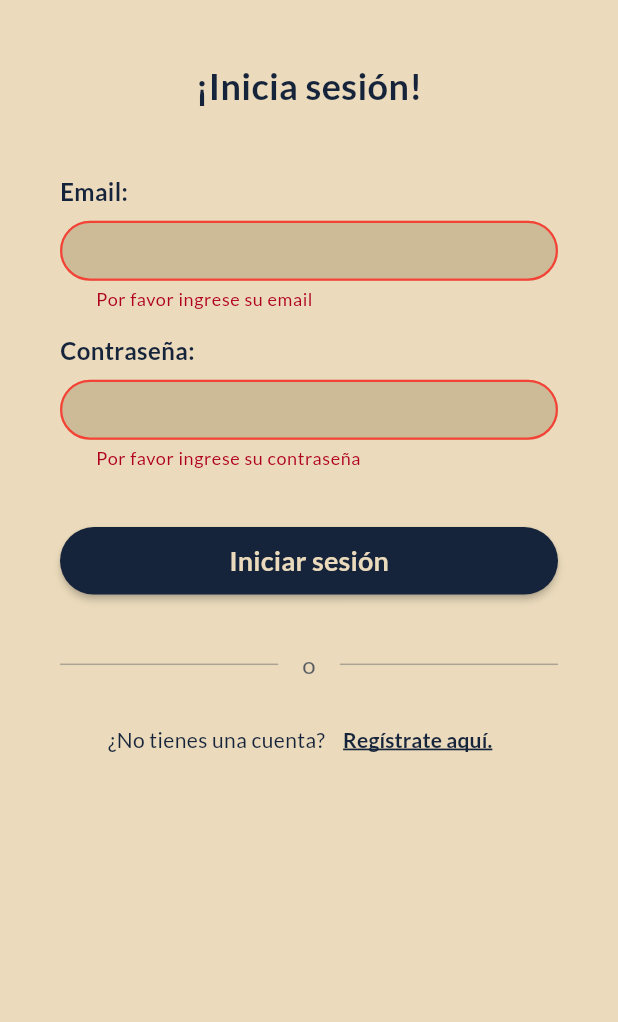
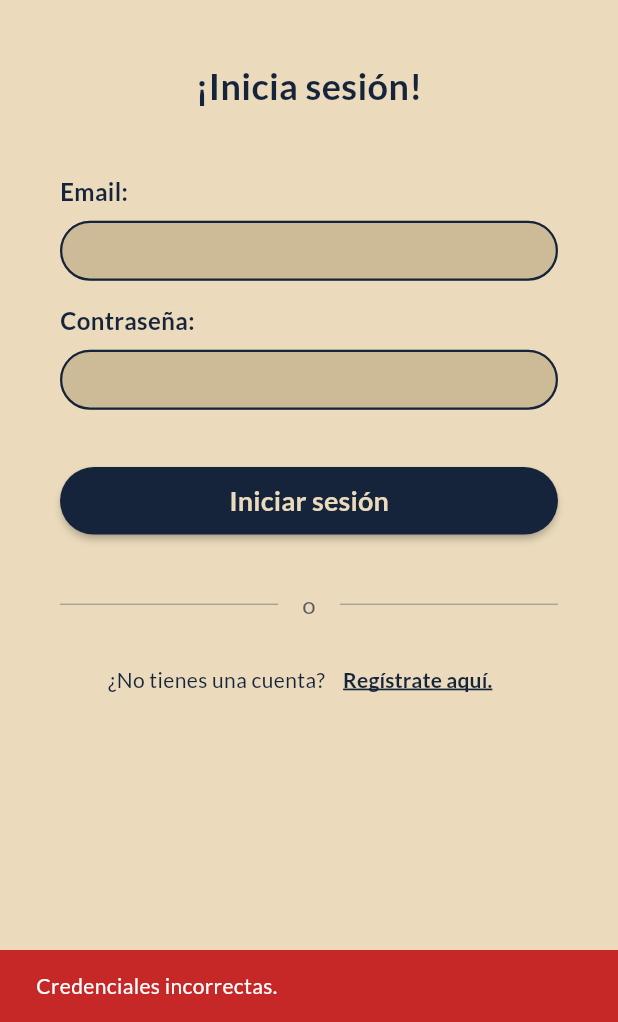
Before and after one commit to JuanesPachon/Stockia, a Flutter app: the LoginPage screen opened by its route, after a tap on "Iniciar sesión", on a phone screen of 412 x 824 dp, the part 214-1236 px from its top. Run offline on Flutter 3.47's test engine with Material 3 defaults, Android fonts, the phone set to English and light mode, and no system bars; our stand-ins replace cookie_jar, dio, dio_cookie_manager, google_fonts; network calls fail.

Commit message:
feat(auth): implement login functionality with error handling

```diff
--- a/client/lib/features/auth/presentation/pages/login_page.dart
+++ b/client/lib/features/auth/presentation/pages/login_page.dart
@@ -3,6 +3,8 @@ import 'package:flutter/material.dart';
 import '../../../../core/constants/app_colors.dart';
 import '../../../../shared/widgets/default_button.dart';
 import '../../../../shared/widgets/default_textfield.dart';
+import '../../../../data/services/auth_service.dart';
+import '../../../../data/models/auth/login_request.dart';
 
 class LoginPage extends StatefulWidget {
   const LoginPage({super.key});
@@ -15,12 +17,62 @@ class _LoginPageState extends State<LoginPage> {
   final _formKey = GlobalKey<FormState>();
   final _emailController = TextEditingController();
   final _passwordController = TextEditingController();
+  final AuthService _authService = AuthService();
+
+  bool _isLoading = false;
 
   @override
   void dispose() {
     _emailController.dispose();
     _passwordController.dispose();
     super.dispose();
+  }
+
+  Future<void> _handleLogin() async {
+    if (!_formKey.currentState!.validate()) return;
+
+    setState(() {
+      _isLoading = true;
+    });
+
+    try {
+      final loginRequest = LoginRequest(
+        email: _emailController.text.trim(),
+        password: _passwordController.text,
+      );
+
+      final response = await _authService.login(loginRequest);
+
+      if (response.success) {
+        if (mounted) {
+          Navigator.pushReplacementNamed(context, AppRoutes.dashboard);
+        }
+      } else {
+        if (mounted) {
+          ScaffoldMessenger.of(context).showSnackBar(
+            SnackBar(
+              content: Text(response.message == 'Invalid credentials' ? 'Credenciales inválidas' : 'Credenciales incorrectas.'),
+              backgroundColor: Colors.red[800],
+            ),
+          );
+        }
+      }
+    } catch (e) {
+      if (mounted) {
+        ScaffoldMessenger.of(context).showSnackBar(
+          SnackBar(
+            content: Text('Error inesperado. Intente nuevamente.'),
+            backgroundColor: Colors.red[800],
+          ),
+        );
+      }
+    } finally {
+      if (mounted) {
+        setState(() {
+          _isLoading = false;
+        });
+      }
+    }
   }
 
   @override
@@ -68,35 +120,19 @@ class _LoginPageState extends State<LoginPage> {
                           label: 'Email:',
                           controller: _emailController,
                           keyboardType: TextInputType.emailAddress,
-                          validator: (value) {
-                            if (value == null || value.isEmpty) {
-                              return 'Por favor ingrese su email';
-                            }
-                            return null;
-                          },
                         ),
 
                         DefaultTextField(
                           label: 'Contraseña:',
                           controller: _passwordController,
                           obscureText: true,
-                          validator: (value) {
-                            if (value == null || value.isEmpty) {
-                              return 'Por favor ingrese su contraseña';
-                            }
-                            return null;
-                          },
                         ),
 
                         SizedBox(height: screenHeight * 0.01),
 
                         DefaultButton(
-                          text: 'Iniciar sesión',
-                          onPressed: () {
-                            if (_formKey.currentState!.validate()) {
-                              Navigator.pushReplacementNamed(context, AppRoutes.dashboard);
-                            }
-                          },
+                          text: _isLoading ? 'Iniciando sesión...' : 'Iniciar sesión',
+                          onPressed: _isLoading ? null : _handleLogin,
                         ),
 
                         SizedBox(height: 5),
```
